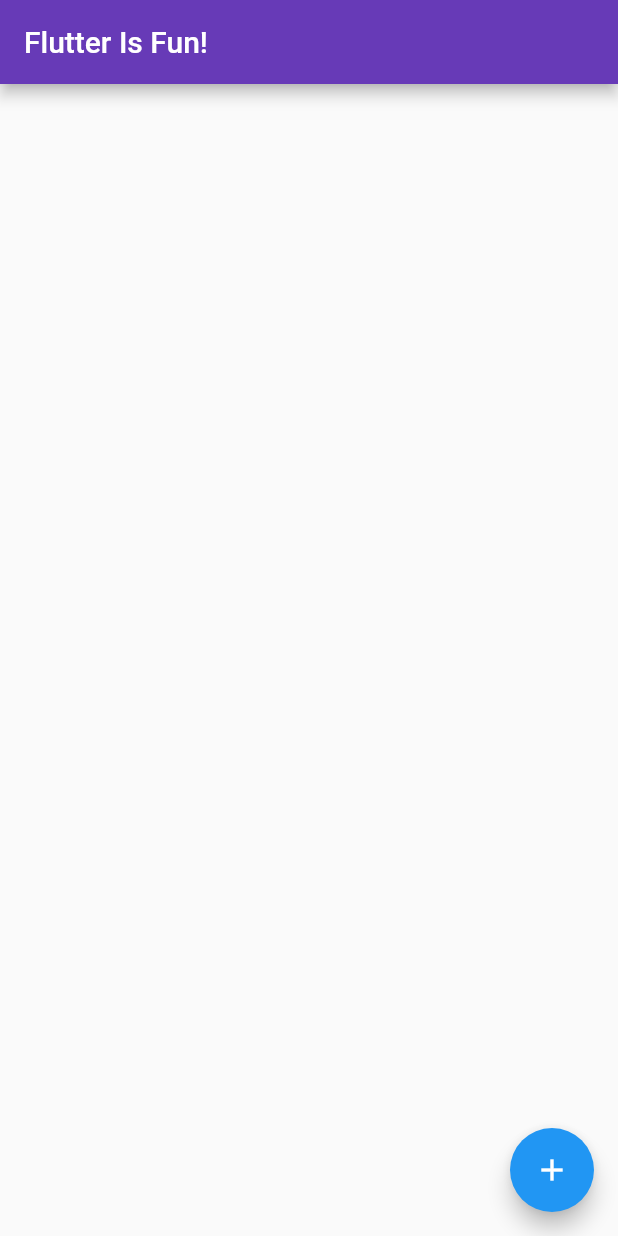
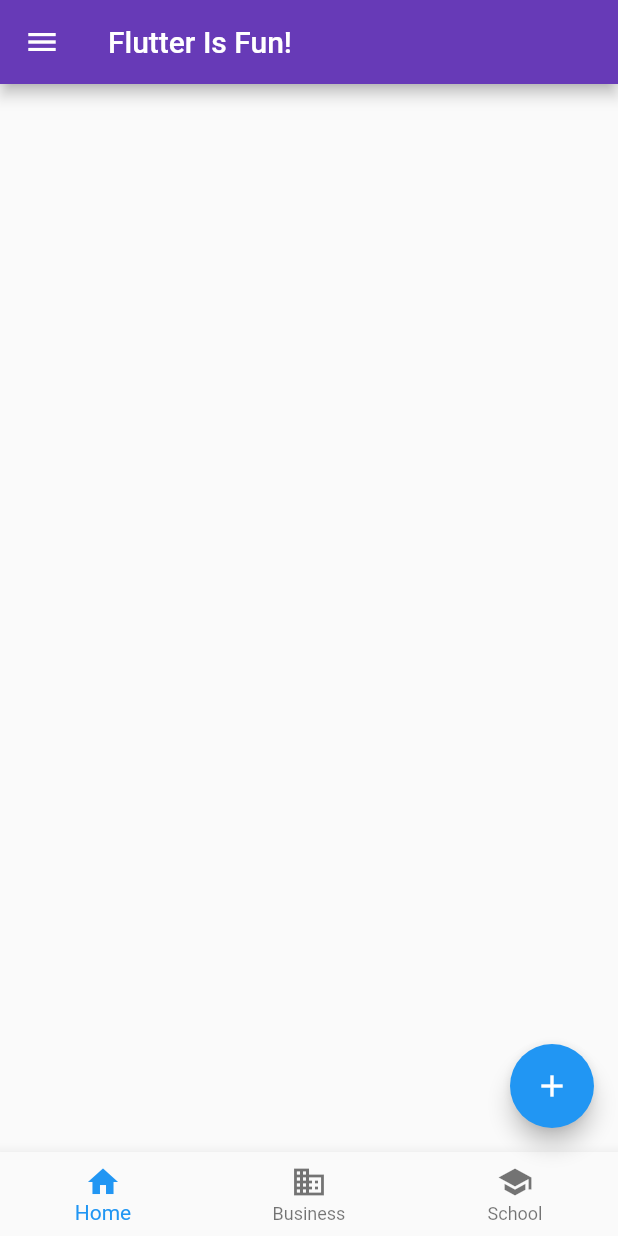
Before and after one commit to kunal9922/crossplathform, a Flutter app: the screen it shows after launch, on a phone screen of 412 x 824 dp. Run offline on Flutter 3.47's test engine with Material 2 defaults, Android fonts, the phone set to English and light mode, and no system bars.

Commit message:
BottomNavigationBar widget

```diff
--- a/coolapp/lib/main.dart
+++ b/coolapp/lib/main.dart
@@ -18,12 +18,27 @@ class MpApp extends StatelessWidget {
 
         // floting action button
         floatingActionButton: FloatingActionButton(
-          child: Icon(Icons.add),
+          child: const Icon(Icons.add),
           onPressed: () {
             print("Printing pressed ...");
           },
         ),
-
+        bottomNavigationBar: BottomNavigationBar(
+          items: const [
+            BottomNavigationBarItem(icon: Icon(Icons.home), label: "Home"),
+            BottomNavigationBarItem(
+              icon: Icon(Icons.business),
+              label: "Business",
+            ),
+            BottomNavigationBarItem(
+              icon: Icon(Icons.school),
+              label: "School",
+            )
+          ],
+        ),
+        drawer: const Drawer(
+          child: Text("YoYo!"),
+        ),
       ),
     );
   }
```
